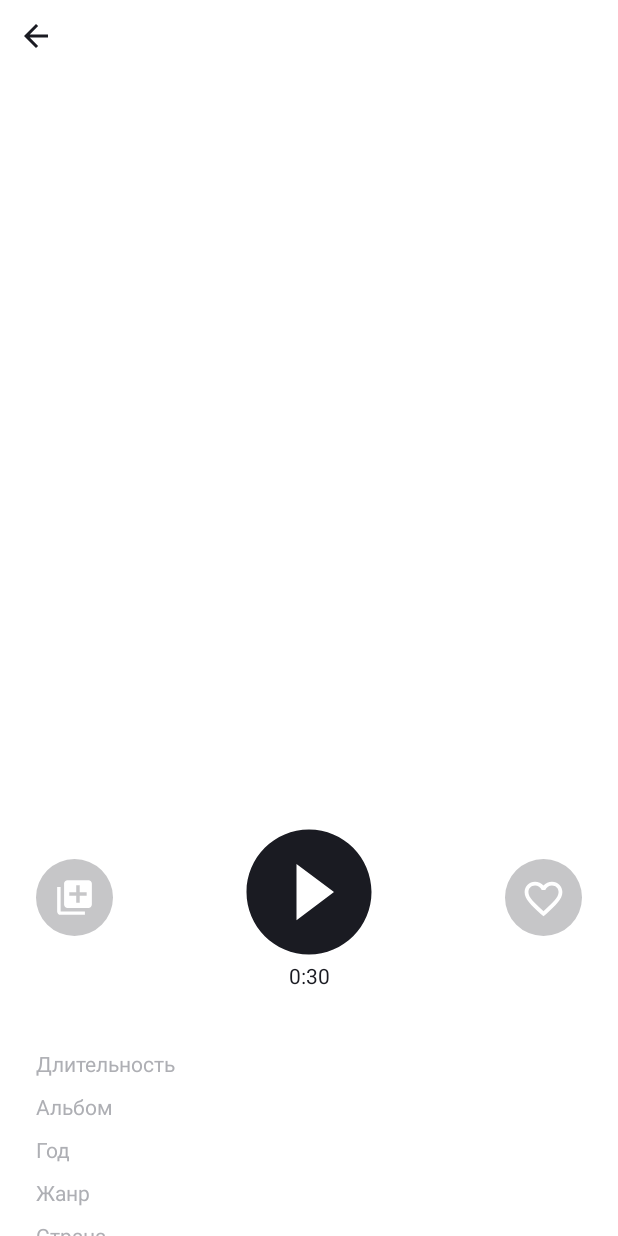
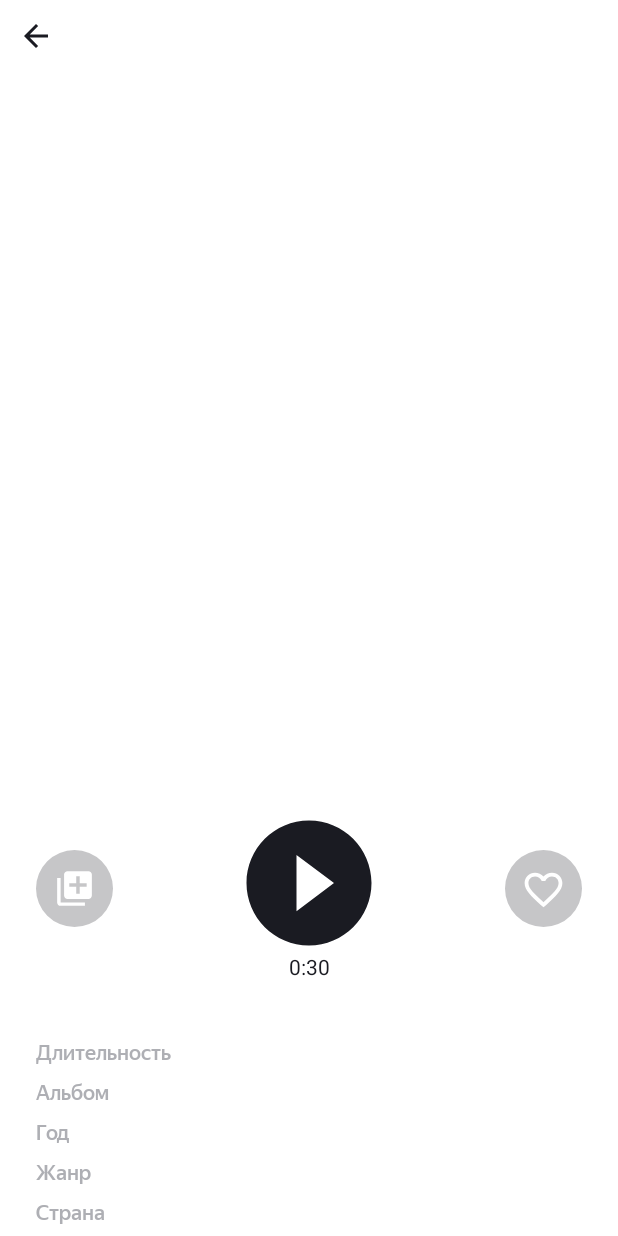
Before and after one commit to VadimVG/PlaylistMaker, an Android app: the AudioPlayerActivity screen opened directly, with no data from a screen before it, on a phone screen of 412 x 824 dp. Run offline under Robolectric (Android 15) with nearby library versions, the phone set to English and light mode, and no system bars; pictures from the network do not load; 11 statements that could not run were skipped.

Commit message:
Спринт 13. Домашнее задание. vol.1

```diff
--- a/app/src/main/res/drawable/ic_add_button_audioplayer.xml
+++ b/app/src/main/res/drawable/ic_add_button_audioplayer.xml
@@ -5,9 +5,9 @@
     android:viewportHeight="51">
   <path
       android:pathData="M25.5,0L25.5,0A25.5,25.5 0,0 1,51 25.5L51,25.5A25.5,25.5 0,0 1,25.5 51L25.5,51A25.5,25.5 0,0 1,0 25.5L0,25.5A25.5,25.5 0,0 1,25.5 0z"
-      android:fillColor="#1A1B22"
+      android:fillColor="@color/add_and_like_icons"
       android:fillAlpha="0.25"/>
   <path
       android:pathData="M16.3,18.6H14V34.7C14,35.965 15.035,37 16.3,37H32.4V34.7H16.3V18.6ZM34.7,14H20.9C19.635,14 18.6,15.035 18.6,16.3V30.1C18.6,31.365 19.635,32.4 20.9,32.4H34.7C35.965,32.4 37,31.365 37,30.1V16.3C37,15.035 35.965,14 34.7,14ZM33.55,24.35H28.95V28.95H26.65V24.35H22.05V22.05H26.65V17.45H28.95V22.05H33.55V24.35Z"
-      android:fillColor="#ffffff"/>
+      android:fillColor="@color/white"/>
 </vector>
--- a/app/src/main/res/drawable/ic_like_button_audioplayer.xml
+++ b/app/src/main/res/drawable/ic_like_button_audioplayer.xml
@@ -5,9 +5,9 @@
     android:viewportHeight="51">
   <path
       android:pathData="M25.5,0L25.5,0A25.5,25.5 0,0 1,51 25.5L51,25.5A25.5,25.5 0,0 1,25.5 51L25.5,51A25.5,25.5 0,0 1,0 25.5L0,25.5A25.5,25.5 0,0 1,25.5 0z"
-      android:fillColor="#1A1B22"
+      android:fillColor="@color/add_and_like_icons"
       android:fillAlpha="0.25"/>
   <path
       android:pathData="M31.125,15C28.95,15 26.862,16.015 25.5,17.62C24.138,16.015 22.05,15 19.875,15C16.025,15 13,18.033 13,21.894C13,26.632 17.25,30.492 23.688,36.358L25.5,38L27.313,36.346C33.75,30.492 38,26.632 38,21.894C38,18.033 34.975,15 31.125,15ZM25.625,34.491L25.5,34.616L25.375,34.491C19.425,29.088 15.5,25.516 15.5,21.894C15.5,19.387 17.375,17.507 19.875,17.507C21.8,17.507 23.675,18.748 24.337,20.465H26.675C27.325,18.748 29.2,17.507 31.125,17.507C33.625,17.507 35.5,19.387 35.5,21.894C35.5,25.516 31.575,29.088 25.625,34.491Z"
-      android:fillColor="#ffffff"/>
+      android:fillColor="@color/white"/>
 </vector>
--- a/app/src/main/res/drawable/ic_pause_audioplayer.xml
+++ b/app/src/main/res/drawable/ic_pause_audioplayer.xml
@@ -5,5 +5,5 @@
     android:viewportHeight="84">
   <path
       android:pathData="M42,0.333C19,0.333 0.333,19 0.333,42C0.333,65 19,83.667 42,83.667C65,83.667 83.667,65 83.667,42C83.667,19 65,0.333 42,0.333ZM33.667,60.75V23.25L58.667,42L33.667,60.75Z"
-      android:fillColor="#1A1B22"/>
+      android:fillColor="@color/pause_icon"/>
 </vector>
--- a/app/src/main/res/drawable/ic_setting_menu_back.xml
+++ b/app/src/main/res/drawable/ic_setting_menu_back.xml
@@ -8,7 +8,7 @@
         android:pathData="M12,12h24v24h-24z"/>
     <path
         android:pathData="M32,23H19.83L25.42,17.41L24,16L16,24L24,32L25.41,30.59L19.83,25H32V23Z"
-        android:fillColor="@color/dark"
+        android:fillColor="@color/back_icon"
         />
   </group>
 </vector>
--- a/app/src/main/res/layout/activity_audioplayer.xml
+++ b/app/src/main/res/layout/activity_audioplayer.xml
@@ -53,6 +53,7 @@
 
     <TextView
         android:id="@+id/trackName"
+        style="@style/AudioplayerViews"
         android:layout_width="0dp"
         android:layout_height="wrap_content"
         app:layout_constraintStart_toStartOf="@id/leftBorder"
@@ -60,12 +61,15 @@
         app:layout_constraintTop_toBottomOf="@id/trackLogo"
         android:layout_marginTop="24dp"
         android:textSize="22sp"
+        android:fontFamily="@font/ys_display_medium"
+        android:textFontWeight="400"
         android:ellipsize="end"
         android:maxLines="1"
         tools:text="Smells Like Teen Spirit" />
 
     <TextView
         android:id="@+id/trackArtist"
+        style="@style/AudioplayerViews"
         android:layout_width="0dp"
         android:layout_height="wrap_content"
         app:layout_constraintStart_toStartOf="@id/leftBorder"
@@ -120,17 +124,19 @@
 
     <TextView
         android:id="@+id/trackDuration"
+        style="@style/AudioplayerViews"
         android:layout_width="0dp"
         android:layout_height="wrap_content"
         app:layout_constraintStart_toStartOf="@id/leftBorder"
         app:layout_constraintTop_toBottomOf="@id/currentTime"
         android:layout_marginTop="39dp"
         android:layout_marginBottom="8dp"
-        android:text="Длительность"
+        android:text="@string/track_duration"
         android:textColor="@color/gray"/>
 
     <TextView
         android:id="@+id/trackDuration2"
+        style="@style/AudioplayerViewsValues"
         android:layout_width="0dp"
         android:layout_height="wrap_content"
         app:layout_constraintEnd_toEndOf="@id/rightBorder"
@@ -142,17 +148,19 @@
 
     <TextView
         android:id="@+id/trackAlbum"
+        style="@style/AudioplayerViews"
         android:layout_width="0dp"
         android:layout_height="wrap_content"
         app:layout_constraintStart_toStartOf="@id/leftBorder"
         app:layout_constraintTop_toBottomOf="@id/trackDuration"
         android:layout_marginTop="9dp"
         android:layout_marginBottom="8dp"
-        android:text="Альбом"
+        android:text="@string/album_name"
         android:textColor="@color/gray"/>
 
     <TextView
         android:id="@+id/trackAlbum2"
+        style="@style/AudioplayerViewsValues"
         android:layout_width="0dp"
         android:layout_height="wrap_content"
         app:layout_constraintStart_toStartOf="@id/centerBorder"
@@ -167,17 +175,19 @@
 
     <TextView
         android:id="@+id/trackYear"
+        style="@style/AudioplayerViews"
         android:layout_width="0dp"
         android:layout_height="wrap_content"
         app:layout_constraintStart_toStartOf="@id/leftBorder"
         app:layout_constraintTop_toBottomOf="@id/trackAlbum"
         android:layout_marginTop="9dp"
         android:layout_marginBottom="8dp"
-        android:text="Год"
+        android:text="@string/track_year"
         android:textColor="@color/gray"/>
 
     <TextView
         android:id="@+id/trackYear2"
+        style="@style/AudioplayerViewsValues"
         android:layout_width="0dp"
         android:layout_height="wrap_content"
         app:layout_constraintStart_toStartOf="@id/centerBorder"
@@ -193,17 +203,19 @@
 
     <TextView
         android:id="@+id/trackGenre"
+        style="@style/AudioplayerViews"
         android:layout_width="0dp"
         android:layout_height="wrap_content"
         app:layout_constraintStart_toStartOf="@id/leftBorder"
         app:layout_constraintTop_toBottomOf="@id/trackYear"
         android:layout_marginTop="9dp"
         android:layout_marginBottom="8dp"
-        android:text="Жанр"
+        android:text="@string/track_genre"
         android:textColor="@color/gray"/>
 
     <TextView
         android:id="@+id/trackGenre2"
+        style="@style/AudioplayerViewsValues"
         android:layout_width="0dp"
         android:layout_height="wrap_content"
         app:layout_constraintStart_toStartOf="@id/centerBorder"
@@ -218,17 +230,19 @@
 
     <TextView
         android:id="@+id/trackCountry"
+        style="@style/AudioplayerViews"
         android:layout_width="0dp"
         android:layout_height="wrap_content"
         app:layout_constraintStart_toStartOf="@id/leftBorder"
         app:layout_constraintTop_toBottomOf="@id/trackGenre"
         android:layout_marginTop="9dp"
         android:layout_marginBottom="8dp"
-        android:text="Страна"
+        android:text="@string/track_country"
         android:textColor="@color/gray"/>
 
     <TextView
         android:id="@+id/trackCountry2"
+        style="@style/AudioplayerViewsValues"
         android:layout_width="0dp"
         android:layout_height="wrap_content"
         app:layout_constraintStart_toStartOf="@id/centerBorder"
--- a/app/src/main/res/values-night/colors.xml
+++ b/app/src/main/res/values-night/colors.xml
@@ -1,4 +1,7 @@
 <?xml version="1.0" encoding="utf-8"?>
 <resources>
     <color name="clear_icon"> #1A1B22 </color>
+    <color name="pause_icon"> #FFFFFFFF </color>
+    <color name="add_and_like_icons"> #AEAFB4 </color>
+    <color name="back_icon"> #FFFFFFFF </color>
 </resources>
--- a/app/src/main/res/values/colors.xml
+++ b/app/src/main/res/values/colors.xml
@@ -8,4 +8,7 @@
     <color name="switch_mode">#AEAFB4</color>
     <color name="gray"> #AEAFB4 </color>
     <color name="clear_icon"> #AEAFB4 </color>
+    <color name="pause_icon"> #1A1B22 </color>
+    <color name="add_and_like_icons"> #1A1B22</color>
+    <color name="back_icon"> #1A1B22 </color>
 </resources>
--- a/app/src/main/res/values/strings.xml
+++ b/app/src/main/res/values/strings.xml
@@ -17,4 +17,9 @@
     <string name="refresh"> Обновить</string>
     <string name="you_search"> Вы искали</string>
     <string name="clear_history"> Очистить историю</string>
+    <string name="track_duration"> Длительность</string>
+    <string name="album_name"> Альбом</string>
+    <string name="track_year"> Год</string>
+    <string name="track_genre"> Жанр</string>
+    <string name="track_country"> Страна</string>
 </resources>
--- a/app/src/main/res/values/styles.xml
+++ b/app/src/main/res/values/styles.xml
@@ -149,4 +149,14 @@
         <item name="android:fontWeight">500</item>
     </style>
 
+    <style name="AudioplayerViews">
+        <item name="android:fontFamily">@font/ys_display_medium</item>
+        <item name="android:fontWeight">400</item>
+    </style>
+
+    <style name="AudioplayerViewsValues">
+        <item name="android:fontFamily">@font/ys_display_regular</item>
+        <item name="android:fontWeight">400</item>
+    </style>
+
 </resources>
```
